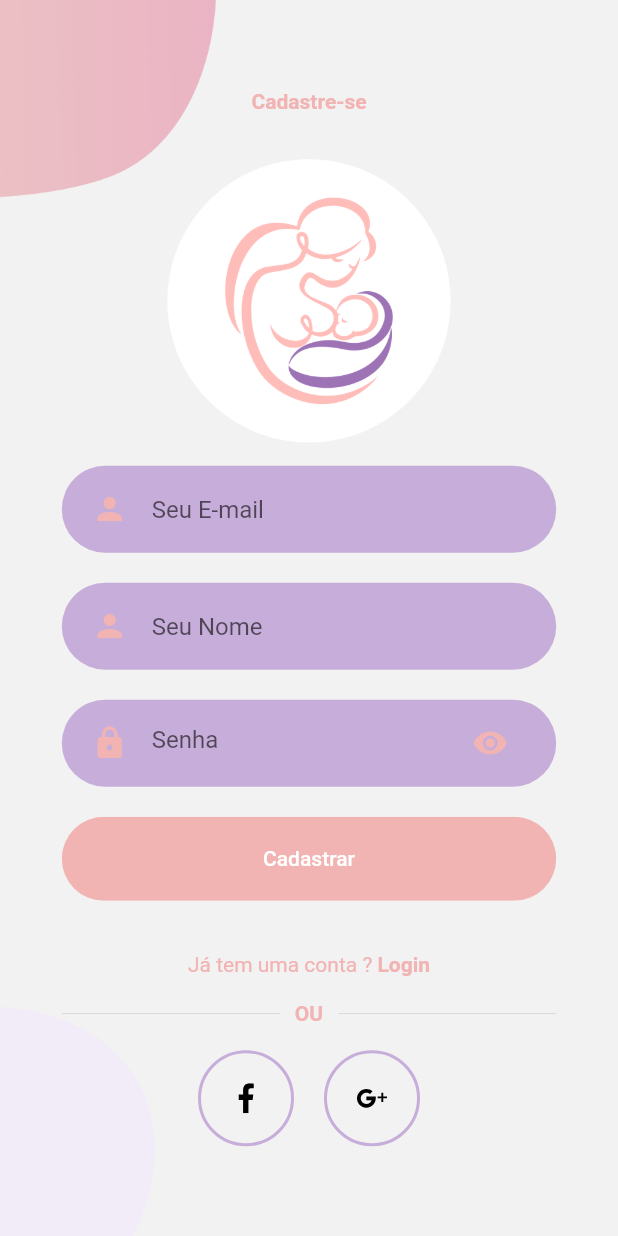
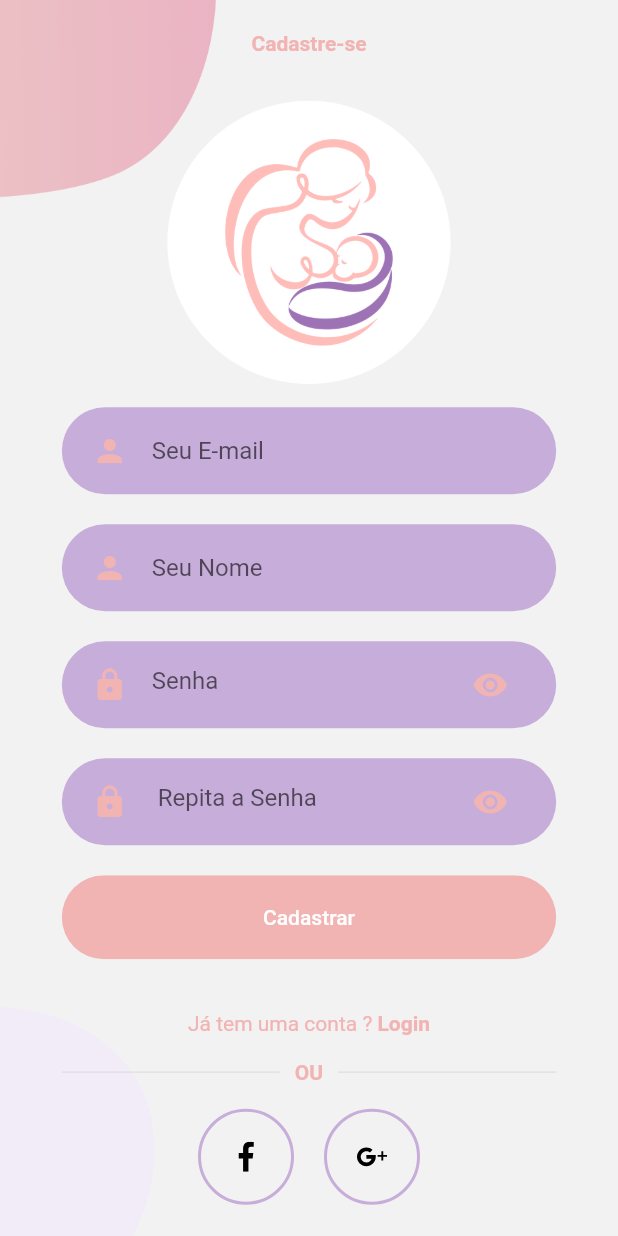
Before and after one commit to thaliagurgel/amemais, a Flutter app: the SignUpScreen screen opened directly, on a phone screen of 412 x 824 dp. Run offline on Flutter 3.47's test engine with Material 2 defaults, Android fonts, the phone set to English and light mode, and no system bars; our stand-ins replace flutter_svg.

Commit message:
campo repetir senha

```diff
--- a/lib/Screens/Signup/components/body.dart
+++ b/lib/Screens/Signup/components/body.dart
@@ -1,3 +1,4 @@
+import 'package:amemais/components/rounded_password_field_repeat.dart';
 import 'package:flutter/material.dart';
 import 'package:amemais/Screens/Login/login_screen.dart';
 import 'package:amemais/Screens/Signup/components/background.dart';
@@ -46,6 +47,9 @@ class Body extends StatelessWidget {
             RoundedPasswordField(
               onChanged: (value) {},
             ),
+            RoundedPasswordFieldRepeat(
+              onChanged: (value) {},
+            ),
             RoundedButton(
               text: "Cadastrar",
               press: () {},
--- /dev/null
+++ b/lib/components/rounded_password_field_repeat.dart
@@ -0,0 +1,34 @@
+import 'package:flutter/material.dart';
+import 'package:amemais/components/text_field_container.dart';
+import 'package:amemais/constants.dart';
+
+class RoundedPasswordFieldRepeat extends StatelessWidget {
+  final ValueChanged<String> onChanged;
+  const RoundedPasswordFieldRepeat({
+    Key key,
+    this.onChanged,
+  }) : super(key: key);
+
+  @override
+  Widget build(BuildContext context) {
+    return TextFieldContainer(
+      child: TextField(
+        obscureText: true,
+        onChanged: onChanged,
+        cursorColor: kPrimaryColor,
+        decoration: InputDecoration(
+          hintText: " Repita a Senha",
+          icon: Icon(
+            Icons.lock,
+            color: kPrimaryColor,
+          ),
+          suffixIcon: Icon(
+            Icons.visibility,
+            color: kPrimaryColor,
+          ),
+          border: InputBorder.none,
+        ),
+      ),
+    );
+  }
+}
```
